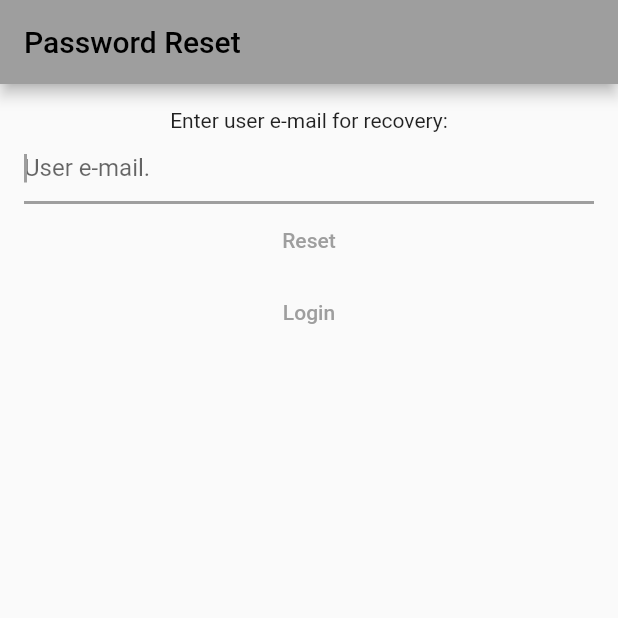
After one commit to miguelfelipegama/notepad_app, a Flutter app: the screen it shows after launch, after a tap on "Reset Password", on a phone screen of 412 x 824 dp, the top half of it. The commit adds this screen. Run offline on Flutter 3.47's test engine with Material 2 defaults, Android fonts, the phone set to English and light mode, and no system bars; our stand-ins replace bloc, cloud_firestore, equatable, firebase_auth, firebase_core, flutter_bloc and 2 more; accounts and stored records are empty; network calls fail.

Commit message:
Implementa tela de senha perdida

```diff
--- a/lib/main.dart
+++ b/lib/main.dart
@@ -6,6 +6,7 @@ import 'package:notepad_app/services/auth/bloc/auth_bloc.dart';
 import 'package:notepad_app/services/auth/bloc/auth_event.dart';
 import 'package:notepad_app/services/auth/bloc/auth_state.dart';
 import 'package:notepad_app/services/auth/firebase_auth_provider.dart';
+import 'package:notepad_app/views/forgot_passwd_view.dart';
 import 'package:notepad_app/views/login_view.dart';
 import 'package:notepad_app/views/notes/create_update_note_view.dart';
 import 'package:notepad_app/views/notes/notes_view.dart';
@@ -45,6 +46,8 @@ class HomePage extends StatelessWidget {
           return const LoginView();
         } else if (state is AuthEventRegisterView) {
           return const RegisterView();
+        } else if (state is AuthStateForgotPasswd) {
+          return const ForgotPasswdView();
         } else {
           return const Scaffold(body: CircularProgressIndicator());
         }
--- a/lib/services/auth/bloc/auth_bloc.dart
+++ b/lib/services/auth/bloc/auth_bloc.dart
@@ -14,11 +14,6 @@ class AuthBloc extends Bloc<AuthEvent, AuthState> {
     on<AuthEventForgotPasswd>((event, emit) async {
       bool didSend = false;
       Exception? psswdException;
-      emit(AuthStateForgotPasswd(
-        isLoading: false,
-        exception: psswdException,
-        hasSentEmail: didSend,
-      ));
       final email = event.email;
       emit(AuthStateForgotPasswd(
         isLoading: true,
@@ -34,6 +29,7 @@ class AuthBloc extends Bloc<AuthEvent, AuthState> {
         didSend = false;
         psswdException = e;
       }
+      print(psswdException);
       emit(AuthStateForgotPasswd(
         isLoading: false,
         exception: psswdException,
--- /dev/null
+++ b/lib/views/forgot_passwd_view.dart
@@ -0,0 +1,84 @@
+import 'package:flutter/cupertino.dart';
+import 'package:flutter/material.dart';
+import 'package:flutter/src/foundation/key.dart';
+import 'package:flutter/src/widgets/framework.dart';
+import 'package:flutter_bloc/flutter_bloc.dart';
+import 'package:notepad_app/services/auth/bloc/auth_bloc.dart';
+import 'package:notepad_app/services/auth/bloc/auth_event.dart';
+import 'package:notepad_app/services/auth/bloc/auth_state.dart';
+import 'package:notepad_app/utilities/dialogs/error_dialog.dart';
+import 'package:notepad_app/utilities/dialogs/passwd_reset_dialog.dart';
+
+class ForgotPasswdView extends StatefulWidget {
+  const ForgotPasswdView({Key? key}) : super(key: key);
+
+  @override
+  State<ForgotPasswdView> createState() => _ForgotPasswdViewState();
+}
+
+class _ForgotPasswdViewState extends State<ForgotPasswdView> {
+  late final TextEditingController _controller;
+
+  @override
+  void initState() {
+    _controller = TextEditingController();
+    super.initState();
+  }
+
+  @override
+  void dispose() {
+    _controller.dispose();
+    super.dispose();
+  }
+
+  @override
+  Widget build(BuildContext context) {
+    return BlocListener<AuthBloc, AuthState>(
+      listener: (
+        context,
+        state,
+      ) async {
+        if (state is AuthStateForgotPasswd) {
+          if (state.hasSentEmail) {
+            _controller.clear();
+            await showPasswdResetDialog(context);
+          }
+          if (state.exception != null && mounted) {
+            await showErrorDialog(context, state.exception.toString());
+          }
+        }
+      },
+      child: Scaffold(
+        appBar: AppBar(
+          title: const Text('Password Reset'),
+        ),
+        body: Padding(
+          padding: const EdgeInsets.all(16.0),
+          child: Column(children: [
+            const Text('Enter user e-mail for recovery:'),
+            TextField(
+              keyboardType: TextInputType.emailAddress,
+              autocorrect: false,
+              autofocus: true,
+              controller: _controller,
+              decoration: const InputDecoration(hintText: 'User e-mail.'),
+            ),
+            TextButton(
+                onPressed: () {
+                  final email = _controller.text;
+                  context
+                      .read<AuthBloc>()
+                      .add(AuthEventForgotPasswd(email: email));
+                },
+                child: const Text('Reset')),
+            TextButton(
+                onPressed: () {
+                  context.read<AuthBloc>().add(const AuthEventLogOut());
+                },
+                child: const Text('Login')),
+          ]),
+        ),
+      ),
+    );
+  }
+}
--- a/lib/views/login_view.dart
+++ b/lib/views/login_view.dart
@@ -90,7 +90,14 @@ class _LoginViewState extends State<LoginView> {
                           const AuthEventRegisterView(),
                         );
                   },
-                  child: const Text("Register"))
+                  child: const Text("Register")),
+              TextButton(
+                  onPressed: () {
+                    context.read<AuthBloc>().add(
+                          AuthEventForgotPasswd(email: _email.text),
+                        );
+                  },
+                  child: const Text("Reset Password"))
             ])
           ])),
     );
```
